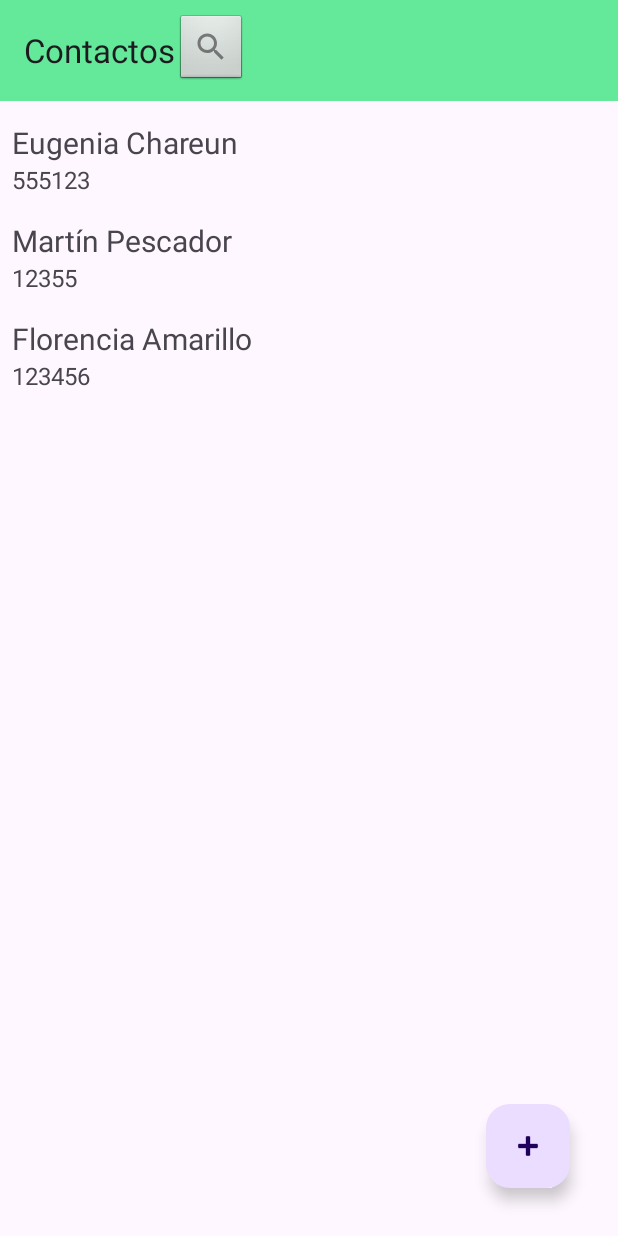
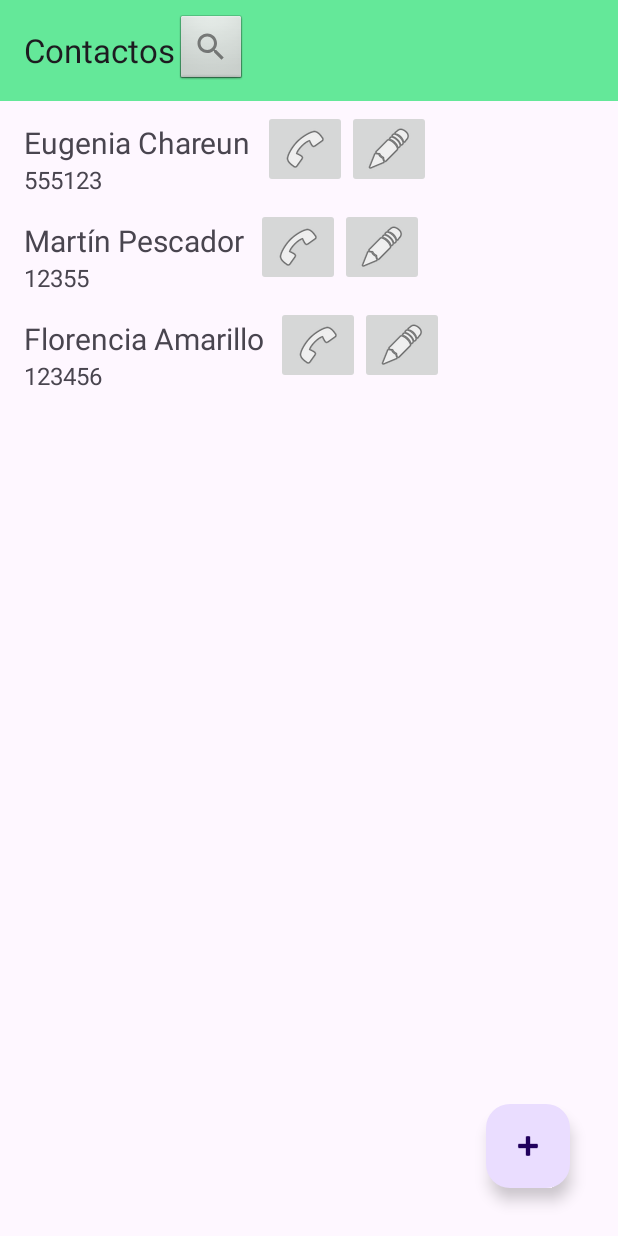
Before and after one commit to eugeniachareun/PRG-MOV-AO1, an Android app: the ContactsActivity screen opened directly, with no data from a screen before it, on a phone screen of 412 x 824 dp. Run offline under Robolectric (Android 15) with nearby library versions, the phone set to English and light mode, and no system bars.

Commit message:
Add call and edit button to Contact item

```diff
--- a/app/src/main/res/layout/item_contact.xml
+++ b/app/src/main/res/layout/item_contact.xml
@@ -1,21 +1,56 @@
 <?xml version="1.0" encoding="utf-8"?>
 <LinearLayout xmlns:android="http://schemas.android.com/apk/res/android"
+    xmlns:app="http://schemas.android.com/apk/res-auto"
+    xmlns:tools="http://schemas.android.com/tools"
+    android:id="@+id/linearLayout_parent"
     android:layout_width="match_parent"
     android:layout_height="wrap_content"
+    android:layout_gravity="end"
+    android:layout_weight="1">
+
+    <LinearLayout
+        android:id="@+id/linearLayout"
+        android:layout_width="match_parent"
+        android:layout_height="wrap_content"
+        android:layout_gravity="end"
+        android:layout_marginStart="8dp"
+        android:layout_weight=".75"
         android:orientation="vertical"
         android:padding="8dp">
 
         <TextView
             android:id="@+id/text_view_nombre_contacto"
             style="@android:style/Widget.DeviceDefault.TextView"
-        android:layout_width="match_parent"
+            android:layout_width="wrap_content"
             android:layout_height="wrap_content"
             android:textSize="20sp" />
 
         <TextView
             android:id="@+id/text_view_numero_contacto"
-        android:layout_width="match_parent"
+            android:layout_width="wrap_content"
             android:layout_height="wrap_content"
             android:textSize="16sp" />
+    </LinearLayout>
+
+    <ImageButton
+        android:id="@+id/callButton"
+        android:layout_width="wrap_content"
+        android:layout_height="wrap_content"
+        android:layout_gravity="end"
+        android:layout_weight=".15"
+        android:contentDescription="Llamar"
+        android:minWidth="48dp"
+        android:src="@android:drawable/ic_menu_call" />
+
+    <ImageButton
+        android:id="@+id/editButton"
+        android:layout_width="wrap_content"
+        android:layout_height="wrap_content"
+        android:layout_gravity="end"
+        android:layout_weight=".15"
+        android:contentDescription="@string/buttonEdit"
+        android:minWidth="48dp"
+        android:src="@android:drawable/ic_menu_edit" />
+
 
 </LinearLayout>
--- a/app/src/main/res/values/strings.xml
+++ b/app/src/main/res/values/strings.xml
@@ -7,4 +7,5 @@
     <string name="contacts">Contactos</string>
     <string name="search">Buscar</string>
     <string name="newContact">Nuevo contacto</string>
+    <string name="buttonEdit">Editar</string>
 </resources>
```
Lines whose indentation alone changed are shown as unchanged.
